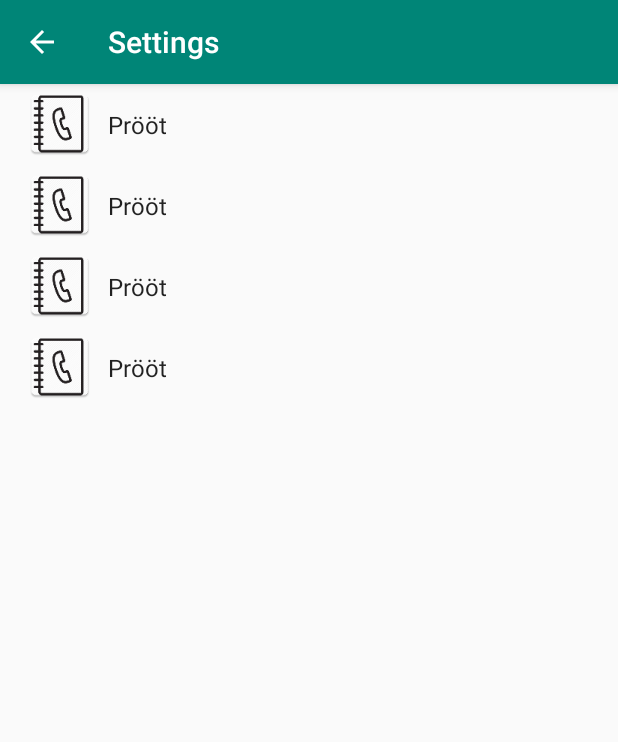
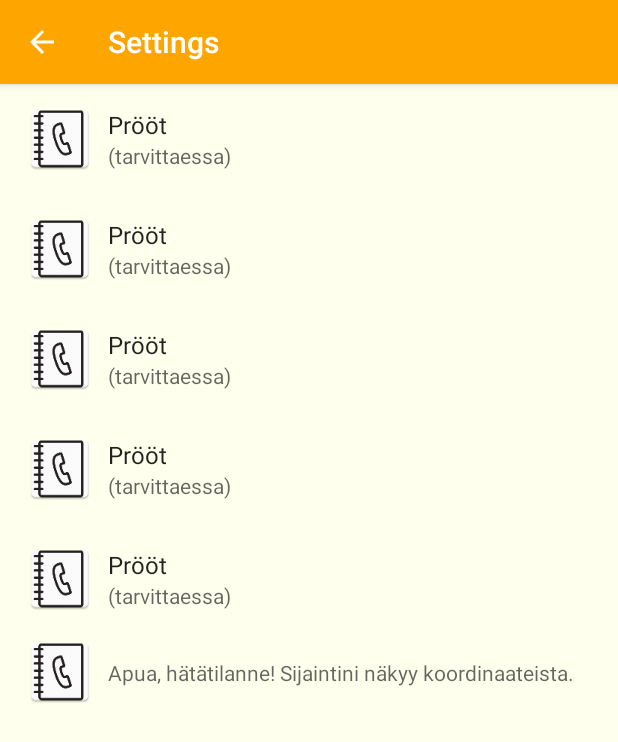
Before and after one commit to neptune777/Oljenkorsi, an Android app: the SettingsActivity screen opened directly, with no data from a screen before it, on a phone screen of 412 x 824 dp. Shown: the top 742 px of the screen. Run offline under Robolectric (Android 15) with nearby library versions, the phone set to English and light mode, and no system bars; our stand-ins replace androidx.preference; 1 statement that could not run was skipped.

Commit message:
Printing of phone numbers, names and message works but Preferences still lack of borders. Backround color and actionbar color are ok.

```diff
--- a/app/build.gradle
+++ b/app/build.gradle
@@ -4,7 +4,7 @@ android {
     compileSdkVersion 28
     defaultConfig {
         applicationId "com.example.android.oljenkorsi"
-        minSdkVersion 15
+        minSdkVersion 16
         targetSdkVersion 28
         versionCode 1
         versionName "1.0"
@@ -24,6 +24,7 @@ dependencies {
     compile 'com.android.support:preference-v14:28.0.0'
     implementation 'com.android.support.constraint:constraint-layout:1.1.3'
     testImplementation 'junit:junit:4.12'
+    compile 'com.google.code.gson:gson:2.8.5'
     androidTestImplementation 'com.android.support.test:runner:1.0.2'
     androidTestImplementation 'com.android.support.test.espresso:espresso-core:3.0.2'
 }
--- a/app/src/main/java/com/example/android/oljenkorsi/SettingsActivity.java
+++ b/app/src/main/java/com/example/android/oljenkorsi/SettingsActivity.java
@@ -16,7 +16,10 @@ package com.example.android.oljenkorsi;
  * limitations under the License.
  */
 
+import android.graphics.Color;
+import android.graphics.drawable.ColorDrawable;
 import android.support.v4.app.NavUtils;
+import android.support.v4.content.ContextCompat;
 import android.support.v7.app.ActionBar;
 import android.support.v7.app.AppCompatActivity;
 import android.os.Bundle;
@@ -33,6 +36,10 @@ public class SettingsActivity extends AppCompatActivity {
         // Set the action bar back button to look like an up button
         if (actionBar != null) {
             actionBar.setDisplayHomeAsUpEnabled(true);
+
+            actionBar.setBackgroundDrawable(new ColorDrawable(ContextCompat.getColor(this, R.color.colorPreferenceScreenActionBar)));
+
+
         }
     }
 
--- a/app/src/main/java/com/example/android/oljenkorsi/SettingsFragment.java
+++ b/app/src/main/java/com/example/android/oljenkorsi/SettingsFragment.java
@@ -22,11 +22,13 @@ import android.content.Intent;
 import android.content.SharedPreferences;
 import android.content.SharedPreferences.OnSharedPreferenceChangeListener;
 import android.database.Cursor;
+import android.graphics.drawable.Drawable;
 import android.net.Uri;
 import android.os.Bundle;
 
 import android.os.Parcelable;
 import android.provider.ContactsContract;
+import android.support.v4.content.ContextCompat;
 import android.support.v7.app.AppCompatActivity;
 import android.support.v7.preference.CheckBoxPreference;
 import android.support.v7.preference.EditTextPreference;
@@ -35,10 +37,14 @@ import android.support.v7.preference.Preference;
 import android.support.v7.preference.PreferenceFragmentCompat;
 import android.support.v7.preference.PreferenceScreen;
 import android.util.Log;
+import android.view.LayoutInflater;
 import android.view.View;
+import android.view.ViewGroup;
 import android.widget.EditText;
 import android.widget.Toast;
 
+import com.google.gson.Gson;
+import com.google.gson.JsonSyntaxException;
 
 
 // TODO (1) Implement OnPreferenceChangeListener
@@ -48,6 +54,7 @@ public class SettingsFragment extends PreferenceFragmentCompat implements
     private final int PICK_CONTACT = 1;
     private Preference num1;
     private String mActivePreference_key;
+    Person mPerson;
 
     @Override
     public void onCreatePreferences(Bundle bundle, String s) {
@@ -58,42 +65,79 @@ public class SettingsFragment extends PreferenceFragmentCompat implements
         SharedPreferences sharedPreferences = getPreferenceScreen().getSharedPreferences();
         PreferenceScreen prefScreen = getPreferenceScreen();
         int count = prefScreen.getPreferenceCount();
-
+       // prefScreen.getPreference(R.string.number1_pref).setLayoutResource((android.support.constraint.ConstraintLayout)View.inflate(getContext(),R.layout.custom_layout, null));
+        //rLay=(android.support.constraint.ConstraintLayout)View.inflate(getContext(),R.layout.custom_layout, null);
         // Go through all of the preferences, and set up their preference summary.
         for (int i = 0; i < count; i++) {
             Preference p = prefScreen.getPreference(i);
             // You don't need to set up preference summaries for checkbox preferences because
             // they are already set up in xml using summaryOff and summary On
 
-            if(!(p instanceof EditTextPreference) && p.getSummary()==null && i==0){
 
-                SharedPreferences.Editor editor = sharedPreferences.edit();
-                editor.putString(p.getKey(), getResources().getString(R.string.number1_pref_default));
-                editor.commit();
-            }else if(!(p instanceof EditTextPreference) && p.getSummary()==null && i==1){
 
-                SharedPreferences.Editor editor = sharedPreferences.edit();
-                editor.putString(p.getKey(), getResources().getString(R.string.number2_pref_default));
-                editor.commit();
-            }else if(!(p instanceof EditTextPreference) && p.getSummary()==null && i==2){
-
-                SharedPreferences.Editor editor = sharedPreferences.edit();
-                editor.putString(p.getKey(), getResources().getString(R.string.number3_pref_default));
-                editor.commit();
-            }
-            else if(!(p instanceof EditTextPreference) && p.getSummary()==null && i==3){
-
-                SharedPreferences.Editor editor = sharedPreferences.edit();
-                editor.putString(p.getKey(), getResources().getString(R.string.number4_pref_default));
-                editor.commit();
-            }
 
             if (!(p instanceof CheckBoxPreference)) {
 
-                String value = sharedPreferences.getString(p.getKey(), "");
 
-                Log.d("value_","value_" + value);
-                setPreferenceSummary(p, value);
+                Gson gson = new Gson();
+                String json = sharedPreferences.getString(p.getKey(), "");
+             //  gson.fromJson(json, Person.class).getClass();
+                Person person;
+
+                if(i==0) {
+                    setPreferenceSummary(p, getResources().getString(R.string.number_field_default));
+                }else if(i==1) {
+                    setPreferenceSummary(p, getResources().getString(R.string.number_field_default));
+                }else if(i==2) {
+                    setPreferenceSummary(p, getResources().getString(R.string.number_field_default));
+                }else if(i==3) {
+                    setPreferenceSummary(p, getResources().getString(R.string.number_field_default));
+                }else if(i==4) {
+                    setPreferenceSummary(p, getResources().getString(R.string.number_field_default));
+                }else if(i==5){
+                    String message = sharedPreferences.getString(getResources().getString(R.string.message_pref_default), "");
+                    setPreferenceSummary(p, getResources().getString(R.string.message_pref_default));
+                }
+
+
+                try{
+                    person = gson.fromJson(json, Person.class);
+                  //  Log.d("value_","class" + gson.fromJson(json, Person.class).getClass());
+
+                    try{
+                        String value = person.getPhoneNumber();
+                        setPreferenceSummary(p, value);
+
+                        if(i==0) {
+                            p.setTitle(person.getName());
+                        }else if(i==1) {
+                            p.setTitle(person.getName());
+                        }else if(i==2) {
+                            p.setTitle(person.getName());
+                        }else if(i==3) {
+                            p.setTitle(person.getName());
+                        }else if(i==4) {
+                            p.setTitle(person.getName());
+                        }else if(i==5) {
+                            p.setTitle(person.getName());
+                        }
+
+                    }catch (NullPointerException e){
+
+                        String mes = e.getLocalizedMessage();
+                        Log.d("","" + mes);
+
+                    }
+
+                }catch (IllegalStateException | JsonSyntaxException e){
+
+                    String mes = e.getLocalizedMessage();
+                    Log.d("","" + mes);
+
+
+                }
+
+
             }
 
 
@@ -109,8 +153,29 @@ public class SettingsFragment extends PreferenceFragmentCompat implements
         preference3.setOnPreferenceChangeListener(this);
         Preference preference4 = findPreference(getResources().getString(R.string.number4_pref));
         preference4.setOnPreferenceChangeListener(this);
-        Preference preference5 = findPreference(getResources().getString(R.string.message_pref));
+        Preference preference5 = findPreference(getResources().getString(R.string.number5_pref));
         preference5.setOnPreferenceChangeListener(this);
+        Preference preference6 = findPreference(getResources().getString(R.string.message_pref));
+        preference6.setOnPreferenceChangeListener(this);
+        Drawable drawable = ContextCompat.getDrawable(getActivity(), R.drawable.border);
+        try {
+            getListView().setBackground(drawable);
+        }catch (NullPointerException e){
+
+        }
+    }
+
+
+
+
+    @Override
+    public View onCreateView(LayoutInflater inflater, ViewGroup container, Bundle savedInstanceState) {
+        View view = super.onCreateView(inflater, container, savedInstanceState);
+        view.setBackgroundColor(getResources().getColor(R.color.colorPreferenceScreenBackground));
+       // container.getChildAt(0);
+     //   Log.d("PRÄÄT","PRÄÄT" + view.getRootView().set);
+
+        return view;
     }
 
 
@@ -122,13 +187,20 @@ public class SettingsFragment extends PreferenceFragmentCompat implements
 
         // Figure out which preference was changed
         Preference preference = findPreference(key);
-        preference.getSummary();
+       // preference.getSummary();
         if (null != preference) {
             // Updates the summary for the preference
             if (!(preference instanceof CheckBoxPreference)) {
-                String value = sharedPreferences.getString(preference.getKey(), "");
+
+                Gson gson = new Gson();
+                String json = sharedPreferences.getString(preference.getKey(), "");
+               final Person obj = gson.fromJson(json, Person.class);
+                String value = obj.getPhoneNumber();
+                String title = obj.getName();
+                preference.setTitle(title);
                 Log.d("onSharedPreferenceChang","preference value:: "+value);
                 setPreferenceSummary(preference, value);
+
             }
         }
     }
@@ -246,6 +318,20 @@ public class SettingsFragment extends PreferenceFragmentCompat implements
             }
         });
 
+        Preference preference5 =  findPreference(getResources().getString(R.string.number5_pref));
+
+        preference5.setOnPreferenceClickListener( new Preference.OnPreferenceClickListener()
+        {
+            public boolean onPreferenceClick( Preference pref )
+            {
+                // Run your custom method
+                Log.d("PRÖ ", "");
+                callContacts(pref);
+
+                return true;
+            }
+        });
+
 
         getPreferenceScreen().getSharedPreferences()
                 .registerOnSharedPreferenceChangeListener(this);
@@ -303,7 +389,13 @@ getActivity().getIntent();
                     if(!(preference instanceof EditTextPreference)) {
                         SharedPreferences sharedPreferences = getPreferenceScreen().getSharedPreferences();
                         SharedPreferences.Editor editor = sharedPreferences.edit();
-                        editor.putString(mActivePreference_key, number);
+                        //editor.putString(mActivePreference_key, number);
+                        Gson gson = new Gson();
+                       final Person person = new Person(name, number);
+                        mPerson = person;
+                        String json = gson.toJson(person);
+                        editor.putString(mActivePreference_key, json);
+                       // prefsEditor.putString("MyObject", json);
                         editor.commit();
 
                         String s = (String) preference.getSummary();
--- /dev/null
+++ b/app/src/main/res/drawable/back.xml
@@ -0,0 +1,5 @@
+<?xml version="1.0" encoding="utf-8"?>
+<shape xmlns:android="http://schemas.android.com/apk/res/android" android:shape="rectangle" >
+<solid android:color="@android:color/black" />
+<stroke android:height="1dp" android:color="#4fa5d5"/>
+</shape>
--- /dev/null
+++ b/app/src/main/res/drawable/border.xml
@@ -0,0 +1,16 @@
+<?xml version="1.0" encoding="utf-8"?>
+
+<selector xmlns:android="http://schemas.android.com/apk/res/android">
+    <stroke
+        android:width="1dp"
+        android:color="@color/colorPreferenceScreenActionBar" />
+    <solid
+        android:color="#000000"
+        android:paddingLeft="10dp"
+        android:paddingTop="10dp"/>
+    <padding
+        android:left="10dp"
+        android:top="10dp"
+        android:right="10dp"
+        android:bottom="10dp" />
+</selector>
--- a/app/src/main/res/values/colors.xml
+++ b/app/src/main/res/values/colors.xml
@@ -3,4 +3,6 @@
     <color name="colorPrimary">#008577</color>
     <color name="colorPrimaryDark">#00574B</color>
     <color name="colorAccent">#D81B60</color>
+    <color name="colorPreferenceScreenBackground">#FFE</color>
+    <color name="colorPreferenceScreenActionBar">#FFA500</color>
 </resources>
--- a/app/src/main/res/values/strings.xml
+++ b/app/src/main/res/values/strings.xml
@@ -18,10 +18,16 @@
     <string name="number4_pref">number_4</string>
     <string name="number5_pref">number_5</string>
     <string name="number1_pref_default">1. puhelinnumero</string>
-    <string name="number2_pref_default">2. puhelinnumero (tarvittaessa)</string>
-    <string name="number3_pref_default">3. puhelinnumero (tarvittaessa)</string>
-    <string name="number4_pref_default">4. puhelinnumero (tarvittaessa)</string>
-    <string name="number5_pref_default">5. puhelinnumero (tarvittaessa)</string>
+    <string name="number2_pref_default">2. puhelinnumero</string>
+    <string name="number3_pref_default">3. puhelinnumero</string>
+    <string name="number4_pref_default">4. puhelinnumero</string>
+    <string name="number5_pref_default">5. puhelinnumero</string>
+    <string name="number1_name"></string>
+    <string name="number2_name"></string>
+    <string name="number3_name"></string>
+    <string name="number4_name"></string>
+    <string name="number5_name"></string>
+    <string name="number_field_default">(tarvittaessa)</string>
 
 
 
--- a/app/src/main/res/values/styles.xml
+++ b/app/src/main/res/values/styles.xml
@@ -24,4 +24,6 @@
         <item name="preferenceFragmentListStyle">@style/PreferenceFragmentList</item>
     </style>
 
+
+
 </resources>
--- a/app/src/main/res/xml/pref_sms.xml
+++ b/app/src/main/res/xml/pref_sms.xml
@@ -1,45 +1,51 @@
 <?xml version="1.0" encoding="utf-8"?>
 
-<PreferenceScreen xmlns:android="http://schemas.android.com/apk/res/android">
+<PreferenceScreen xmlns:android="http://schemas.android.com/apk/res/android"
 
+
+    >
 
 
     <Preference
+        android:background="@drawable/back"
+        android:defaultValue="@string/number1_pref_default"
+        android:icon="@mipmap/ic_contacts"
         android:key="@string/number1_pref"
-        android:defaultValue="@string/number1_pref_default"
+
         android:title="Prööt"
-        android:summary="Prööt"
-        android:icon="@mipmap/ic_contacts"
         />
 
     <Preference
+        android:defaultValue="@string/number2_pref_default"
+        android:icon="@mipmap/ic_contacts"
         android:key="@string/number2_pref"
-        android:defaultValue="@string/number2_pref_default"
-        android:summary="Prööt"
         android:title="Prööt"
-        android:icon="@mipmap/ic_contacts"
-       />
-
-    <Preference
-        android:key="@string/number3_pref"
-        android:defaultValue="@string/number3_pref_default"
-        android:summary="Prööt"
-        android:title="Prööt"
-        android:icon="@mipmap/ic_contacts"
         />
 
     <Preference
+        android:defaultValue="@string/number3_pref_default"
+        android:icon="@mipmap/ic_contacts"
+        android:key="@string/number3_pref"
+        android:title="Prööt" />
+
+    <Preference
+        android:defaultValue="@string/number4_pref_default"
+        android:icon="@mipmap/ic_contacts"
         android:key="@string/number4_pref"
-        android:defaultValue="@string/number4_pref_default"
-        android:summary="Prööt"
+        android:title="Prööt" />
+
+    <Preference
+        android:defaultValue="@string/number5_pref_default"
+        android:icon="@mipmap/ic_contacts"
+        android:key="@string/number5_pref"
         android:title="Prööt"
-        android:icon="@mipmap/ic_contacts"
 
         />
 
 
     <EditTextPreference
-
+        android:icon="@mipmap/ic_contacts"
+        android:background="@drawable/border"
         android:key="@string/message_pref"
         android:defaultValue="@string/message_pref_default"
        />
```
Also changed, not shown: app/src/main/java/com/example/android/oljenkorsi/Person.java (added, +25 -0 lines), app/src/main/res/layout/custom_layout.xml (+9 -6 lines).
